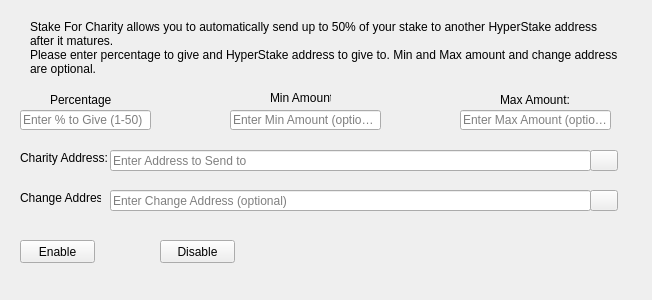
eatthetree3/Crypton, file src/qt/forms/charitydialog.ui: the form before one commit.
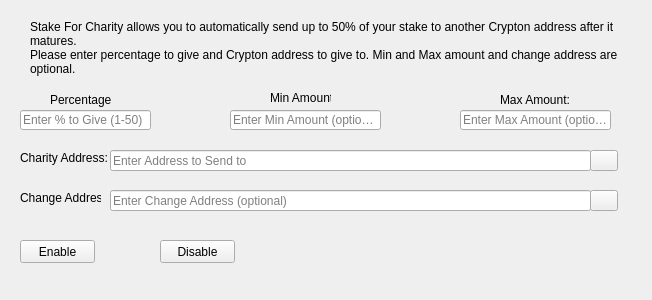
The form after the commit. Icons and pictures are not drawn.

```diff
--- a/src/qt/forms/charitydialog.ui
+++ b/src/qt/forms/charitydialog.ui
@@ -61,8 +61,8 @@
     <number>1</number>
    </property>
    <property name="text">
-    <string>Stake For Charity allows you to automatically send up to 50% of your stake to another HyperStake address after it matures.
-Please enter percentage to give and HyperStake address to give to. Min and Max amount and change address are optional.</string>
+    <string>Stake For Charity allows you to automatically send up to 50% of your stake to another Crypton address after it matures.
+Please enter percentage to give and Crypton address to give to. Min and Max amount and change address are optional.</string>
    </property>
    <property name="alignment">
     <set>Qt::AlignLeading|Qt::AlignLeft|Qt::AlignTop</set>
```
